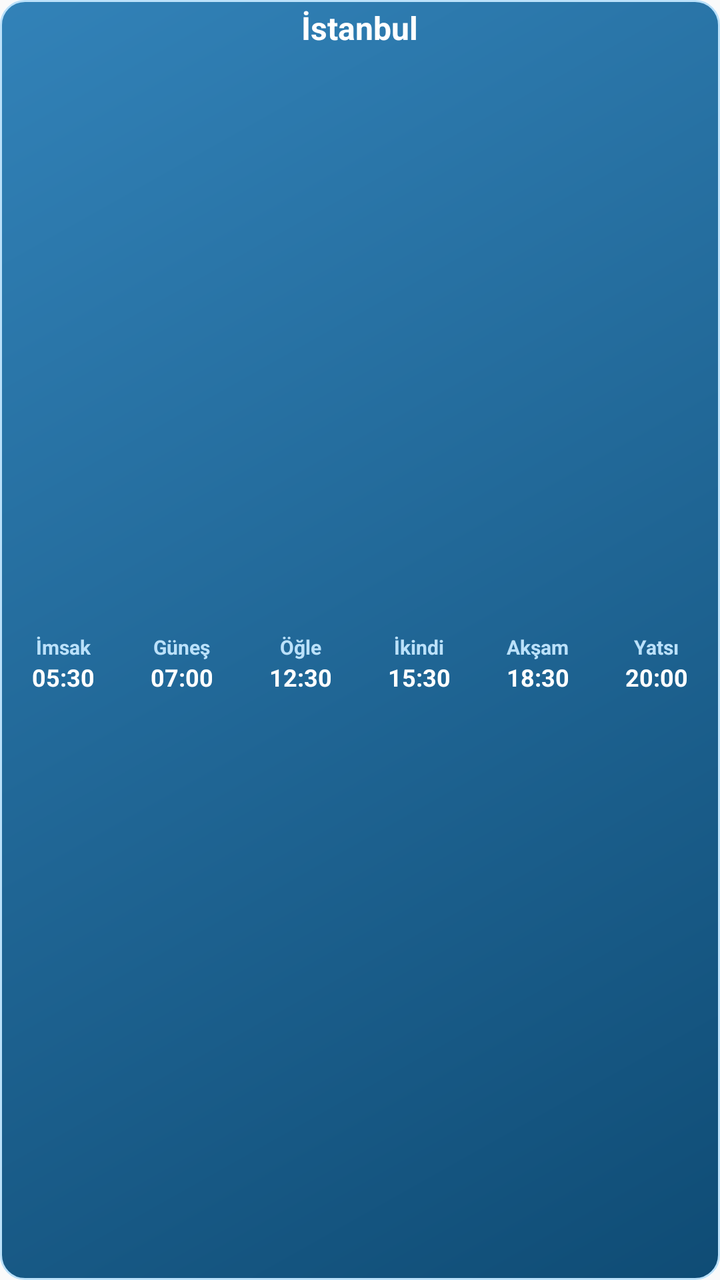
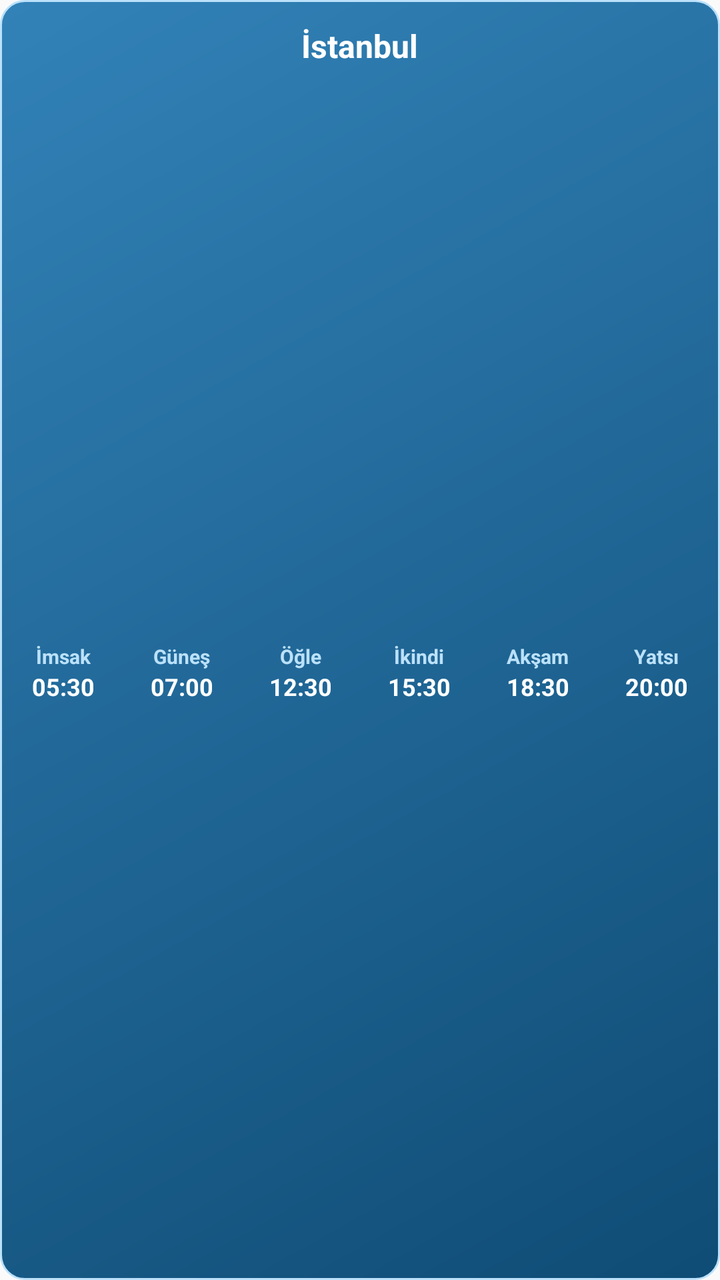

An Android layout rendered at two revisions. The XML below is the earlier revision; the diff shows what the commit changed to produce the second picture.
<!-- AndroidManifest.xml: application theme AppTheme -->
<!-- res/layout/prayer_times_widget.xml -->
<?xml version="1.0" encoding="utf-8"?>
<LinearLayout xmlns:android="http://schemas.android.com/apk/res/android"
    android:id="@+id/widget_container"
    android:layout_width="match_parent"
    android:layout_height="match_parent"
    android:background="@drawable/widget_background"
    android:orientation="vertical"
    android:padding="2dp"
    android:gravity="center">

    
    <TextView
        android:id="@+id/widget_city_name"
        android:layout_width="wrap_content"
        android:layout_height="wrap_content"
        android:text="İstanbul"
        android:textColor="#FFFFFF"
        android:textSize="16sp"
        android:textStyle="bold"
        android:layout_marginBottom="1dp"
        android:layout_marginTop="1dp"
        android:gravity="center" />

    
    <LinearLayout
        android:layout_width="match_parent"
        android:layout_height="0dp"
        android:layout_weight="1"
        android:orientation="horizontal"
        android:gravity="center_vertical">

    
    <LinearLayout
        android:layout_width="0dp"
        android:layout_height="match_parent"
        android:layout_weight="1"
        android:orientation="vertical"
        android:gravity="center">

        <TextView
            android:layout_width="wrap_content"
            android:layout_height="wrap_content"
            android:text="İmsak"
            android:textColor="#BBE1FA"
            android:textSize="10sp"
            android:textStyle="bold" />

        <TextView
            android:id="@+id/widget_fajr"
            android:layout_width="wrap_content"
            android:layout_height="wrap_content"
            android:text="05:30"
            android:textColor="#FFFFFF"
            android:textSize="12sp"
            android:textStyle="bold" />

    </LinearLayout>

    
    <LinearLayout
        android:layout_width="0dp"
        android:layout_height="match_parent"
        android:layout_weight="1"
        android:orientation="vertical"
        android:gravity="center">

        <TextView
            android:layout_width="wrap_content"
            android:layout_height="wrap_content"
            android:text="Güneş"
            android:textColor="#BBE1FA"
            android:textSize="10sp"
            android:textStyle="bold" />

        <TextView
            android:id="@+id/widget_sunrise"
            android:layout_width="wrap_content"
            android:layout_height="wrap_content"
            android:text="07:00"
            android:textColor="#FFFFFF"
            android:textSize="12sp"
            android:textStyle="bold" />

    </LinearLayout>

    
    <LinearLayout
        android:layout_width="0dp"
        android:layout_height="match_parent"
        android:layout_weight="1"
        android:orientation="vertical"
        android:gravity="center">

        <TextView
            android:layout_width="wrap_content"
            android:layout_height="wrap_content"
            android:text="Öğle"
            android:textColor="#BBE1FA"
            android:textSize="10sp"
            android:textStyle="bold" />

        <TextView
            android:id="@+id/widget_dhuhr"
            android:layout_width="wrap_content"
            android:layout_height="wrap_content"
            android:text="12:30"
            android:textColor="#FFFFFF"
            android:textSize="12sp"
            android:textStyle="bold" />

    </LinearLayout>

    
    <LinearLayout
        android:layout_width="0dp"
        android:layout_height="match_parent"
        android:layout_weight="1"
        android:orientation="vertical"
        android:gravity="center">

        <TextView
            android:layout_width="wrap_content"
            android:layout_height="wrap_content"
            android:text="İkindi"
            android:textColor="#BBE1FA"
            android:textSize="10sp"
            android:textStyle="bold" />

        <TextView
            android:id="@+id/widget_asr"
            android:layout_width="wrap_content"
            android:layout_height="wrap_content"
            android:text="15:30"
            android:textColor="#FFFFFF"
            android:textSize="12sp"
            android:textStyle="bold" />

    </LinearLayout>

    
    <LinearLayout
        android:layout_width="0dp"
        android:layout_height="match_parent"
        android:layout_weight="1"
        android:orientation="vertical"
        android:gravity="center">

        <TextView
            android:layout_width="wrap_content"
            android:layout_height="wrap_content"
            android:text="Akşam"
            android:textColor="#BBE1FA"
            android:textSize="10sp"
            android:textStyle="bold" />

        <TextView
            android:id="@+id/widget_maghrib"
            android:layout_width="wrap_content"
            android:layout_height="wrap_content"
            android:text="18:30"
            android:textColor="#FFFFFF"
            android:textSize="12sp"
            android:textStyle="bold" />

    </LinearLayout>

    
    <LinearLayout
        android:layout_width="0dp"
        android:layout_height="match_parent"
        android:layout_weight="1"
        android:orientation="vertical"
        android:gravity="center">

        <TextView
            android:layout_width="wrap_content"
            android:layout_height="wrap_content"
            android:text="Yatsı"
            android:textColor="#BBE1FA"
            android:textSize="10sp"
            android:textStyle="bold" />

        <TextView
            android:id="@+id/widget_isha"
            android:layout_width="wrap_content"
            android:layout_height="wrap_content"
            android:text="20:00"
            android:textColor="#FFFFFF"
            android:textSize="12sp"
            android:textStyle="bold" />

    </LinearLayout>

    </LinearLayout>

</LinearLayout>
<!-- resources referenced by this layout -->
<resources>
  <!-- drawable widget_background (drawable) -->
  <?xml version="1.0" encoding="utf-8"?>
  <shape xmlns:android="http://schemas.android.com/apk/res/android"
      android:shape="rectangle">
      
      <gradient
          android:startColor="#0F4C75"
          android:endColor="#3282B8"
          android:angle="135" />
      
      <corners android:radius="12dp" />
      
      <stroke
          android:width="1dp"
          android:color="#BBE1FA" />
      
  </shape>
  <style name="AppTheme" parent="Theme.AppCompat.DayNight.NoActionBar">
          
          <item name="android:editTextBackground">@drawable/rn_edit_text_material</item>
      </style>
  <!-- drawable rn_edit_text_material (drawable) -->
  <?xml version="1.0" encoding="utf-8"?>
  <inset xmlns:android="http://schemas.android.com/apk/res/android"
         android:insetLeft="@dimen/abc_edit_text_inset_horizontal_material"
         android:insetRight="@dimen/abc_edit_text_inset_horizontal_material"
         android:insetTop="@dimen/abc_edit_text_inset_top_material"
         android:insetBottom="@dimen/abc_edit_text_inset_bottom_material"
         >
  
      <selector>
          
          <item android:state_enabled="false" android:drawable="@drawable/abc_textfield_default_mtrl_alpha"/>
          <item android:drawable="@drawable/abc_textfield_activated_mtrl_alpha"/>
      </selector>
  
  </inset>
</resources>

<!-- the commit's change to res/layout/prayer_times_widget.xml (unified diff, before → after) -->
@@ -18,7 +18,7 @@
         android:textSize="16sp"
         android:textStyle="bold"
         android:layout_marginBottom="1dp"
-        android:layout_marginTop="1dp"
+        android:layout_marginTop="10dp"
         android:gravity="center" />
 
     
